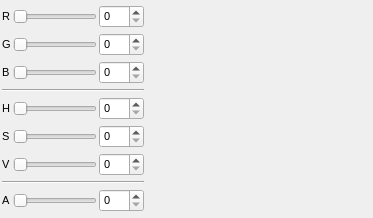
Before: the Qt Designer form src/gui/popupcolour.ui in trisyoungs/aten, drawn with Qt 5.
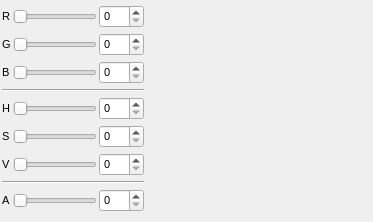
After: the same form once the commit is applied. Custom widgets are drawn as their Qt base class.

The edit to the form file:
```diff
--- a/src/gui/popupcolour.ui
+++ b/src/gui/popupcolour.ui
@@ -7,7 +7,7 @@
     <x>0</x>
     <y>0</y>
     <width>373</width>
-    <height>218</height>
+    <height>222</height>
    </rect>
   </property>
   <property name="sizePolicy">
```
Left out of the diff: 2 changed lines with no effect on the pictures.
